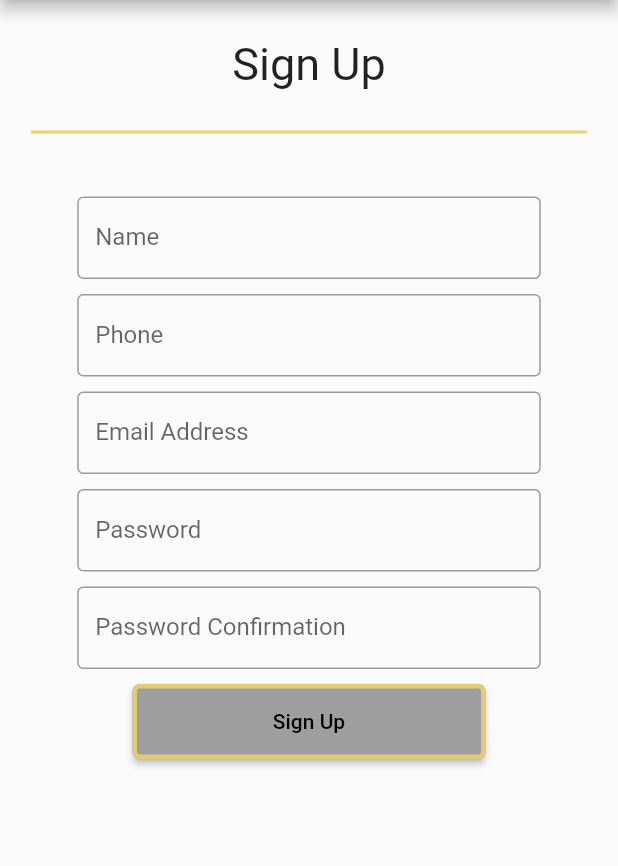
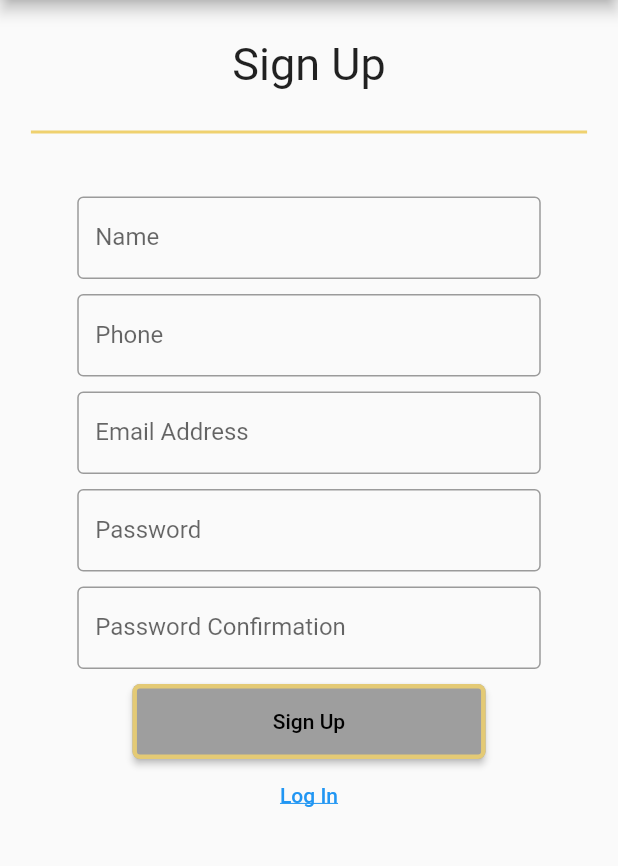
Before and after one commit to NoureddineAbouZahr/Lost, a Flutter app: the screen it shows after launch, on a phone screen of 412 x 824 dp, the part 90-956 px from its top. Run offline on Flutter 3.47's test engine with Material 2 defaults, Android fonts, the phone set to English and light mode, and no system bars.

Commit message:
hyperlink widget

```diff
--- a/mobileFrontend/lib/pages/signup.dart
+++ b/mobileFrontend/lib/pages/signup.dart
@@ -1,6 +1,7 @@
 import 'package:flutter/material.dart';
 import '../widgets/input.dart';
 import '../widgets/lost_button.dart';
+import '../widgets/hyperlink.dart';
 
 class Signup extends StatelessWidget {
   const Signup({Key? key}) : super(key: key);
@@ -51,8 +52,8 @@ class Signup extends StatelessWidget {
             LostInput(
                 labelText: 'Password Confirmation',
                 hintText: 'Confirm Your Password'),
-            LostButton(text: 'Sign Up', onPressed: ()=>{})
-
+            LostButton(text: 'Sign Up', onPressed: () => {}),
+            HL(text: "Log In"),
           ],
         ),
       ),
--- /dev/null
+++ b/mobileFrontend/lib/widgets/hyperlink.dart
@@ -0,0 +1,22 @@
+import 'package:flutter/material.dart';
+
+class HL extends StatelessWidget {
+  String text;
+  // Function onPressed;
+
+  HL({Key? key, required String this.text /*required Function this.onPressed*/})
+      : super(key: key);
+
+  @override
+  Widget build(BuildContext context) {
+    return TextButton(
+        onPressed: () => {/* onPressed() */},
+        style: ButtonStyle(
+          backgroundColor: MaterialStateProperty.all(Colors.transparent),
+        ),
+        child: Text(text, style: const TextStyle(
+          color: Colors.blue,
+          decoration: TextDecoration.underline,
+        ),));
+  }
+}
```
